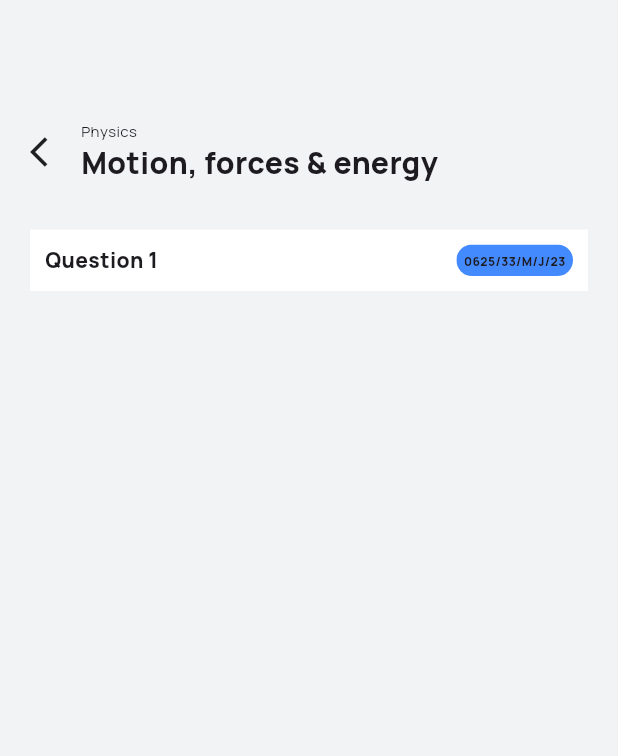
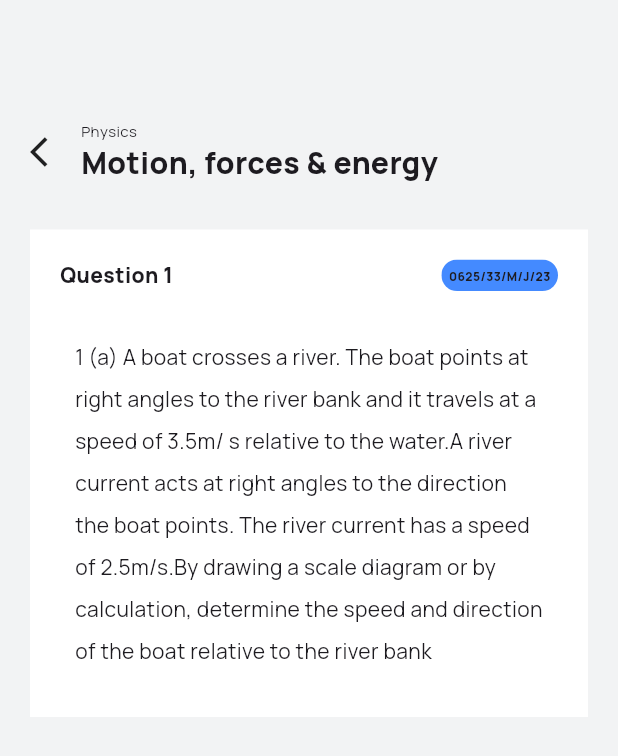
Before and after one commit to tinashemahwenda/reviza_app, a Flutter app: the QuestionsPage screen opened directly, on a phone screen of 412 x 824 dp. Shown: the top 756 px of the screen. Run offline on Flutter 3.47's test engine with Material 3 defaults, Android fonts, the phone set to English and light mode, and no system bars; our stand-ins replace lottie.

Commit message:
Added a question

```diff
--- a/lib/screens/questions.dart
+++ b/lib/screens/questions.dart
@@ -24,7 +24,7 @@ class QuestionsPage extends StatelessWidget {
                 height: 30,
               ),
               Container(
-                padding: EdgeInsets.all(10),
+                padding: EdgeInsets.all(20),
                 width: AppMeasure.width,
                 color: Colors.white,
                 child: Column(
@@ -54,6 +54,18 @@ class QuestionsPage extends StatelessWidget {
                           ),
                         )
                       ],
+                    ),
+                    SizedBox(
+                      height: 20,
+                    ),
+                    Padding(
+                      padding: const EdgeInsets.all(10.0),
+                      child: Text(
+                        '1 (a) A boat crosses a river. The boat points at right angles to the river bank and it travels at a speed of 3.5m/ s relative to the water.A river current acts at right angles to the direction the boat points. The river current has a speed of 2.5m/s.By drawing a scale diagram or by calculation, determine the speed and direction of the boat relative to the river bank',
+                        style: TextStyle(
+                          height: 2,
+                        ),
+                      ),
                     )
                   ],
                 ),
```
